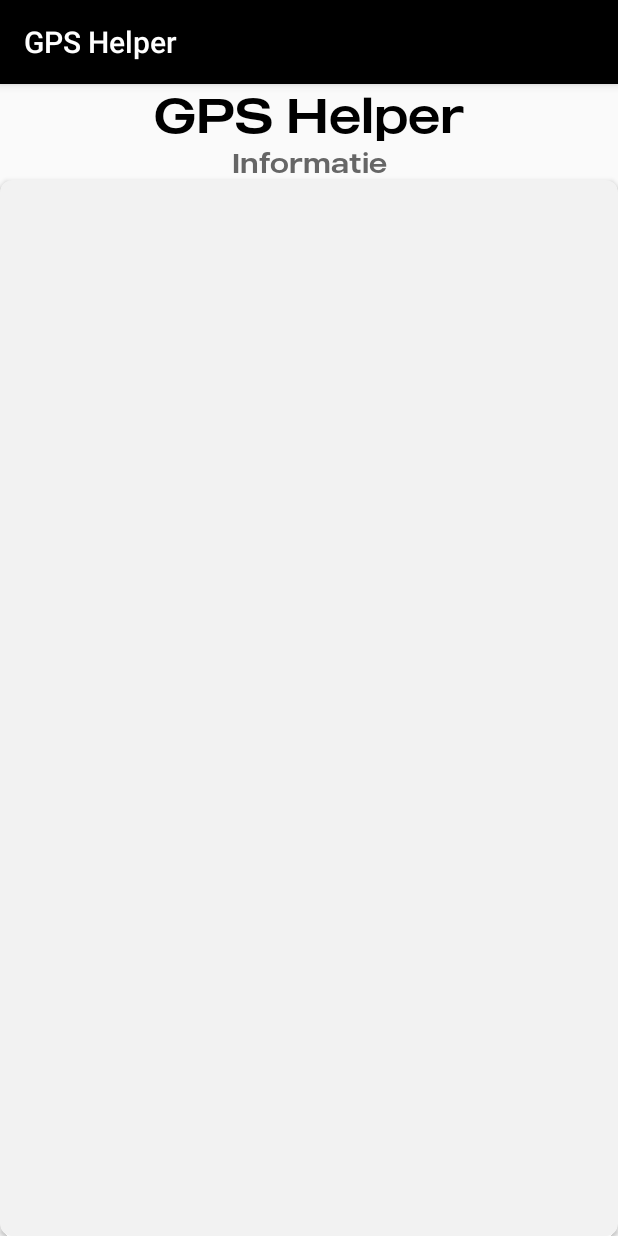
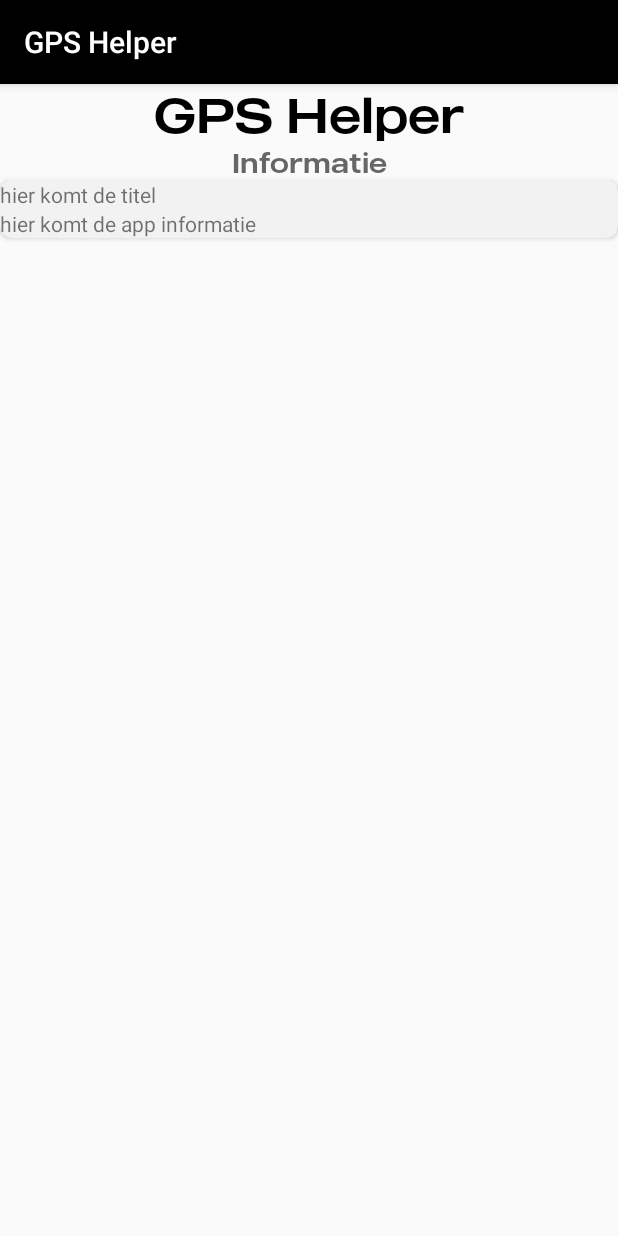
Before and after one commit to noahwalsmits/GpsHelperBreda, an Android app: the InformationActivity screen opened directly, with no data from a screen before it, on a phone screen of 412 x 824 dp. Run offline under Robolectric (Android 15) with nearby library versions, the phone set to English and light mode, and no system bars.

Commit message:
Detail in cardVies Information Activity

```diff
--- a/app/src/main/res/layout/activity_information.xml
+++ b/app/src/main/res/layout/activity_information.xml
@@ -27,12 +27,32 @@
         app:layout_constraintTop_toBottomOf="@+id/information_text_name_application" />
 
     <androidx.cardview.widget.CardView
+        android:id="@+id/information_cardview_information_about_app"
         android:layout_width="0dp"
-        android:layout_height="0dp"
+        android:layout_height="wrap_content"
         app:cardBackgroundColor="@color/colorLightGray"
         app:cardCornerRadius="8dp"
-        app:layout_constraintBottom_toBottomOf="parent"
         app:layout_constraintEnd_toEndOf="parent"
         app:layout_constraintStart_toStartOf="parent"
-        app:layout_constraintTop_toBottomOf="@+id/information_text_name_activity" />
+        app:layout_constraintTop_toBottomOf="@+id/information_text_name_activity">
+
+        <LinearLayout
+            android:id="@+id/information_constrain_cardview"
+            android:layout_width="match_parent"
+            android:layout_height="wrap_content"
+            android:orientation="vertical">
+
+            <TextView
+                android:id="@+id/information_text_information_title"
+                android:layout_width="match_parent"
+                android:layout_height="wrap_content"
+                android:text="@string/information_about_title" />
+
+            <TextView
+                android:id="@+id/information_text_information_detail"
+                android:layout_width="match_parent"
+                android:layout_height="wrap_content"
+                android:text="@string/information_about_app" />
+        </LinearLayout>
+    </androidx.cardview.widget.CardView>
 </androidx.constraintlayout.widget.ConstraintLayout>
```
